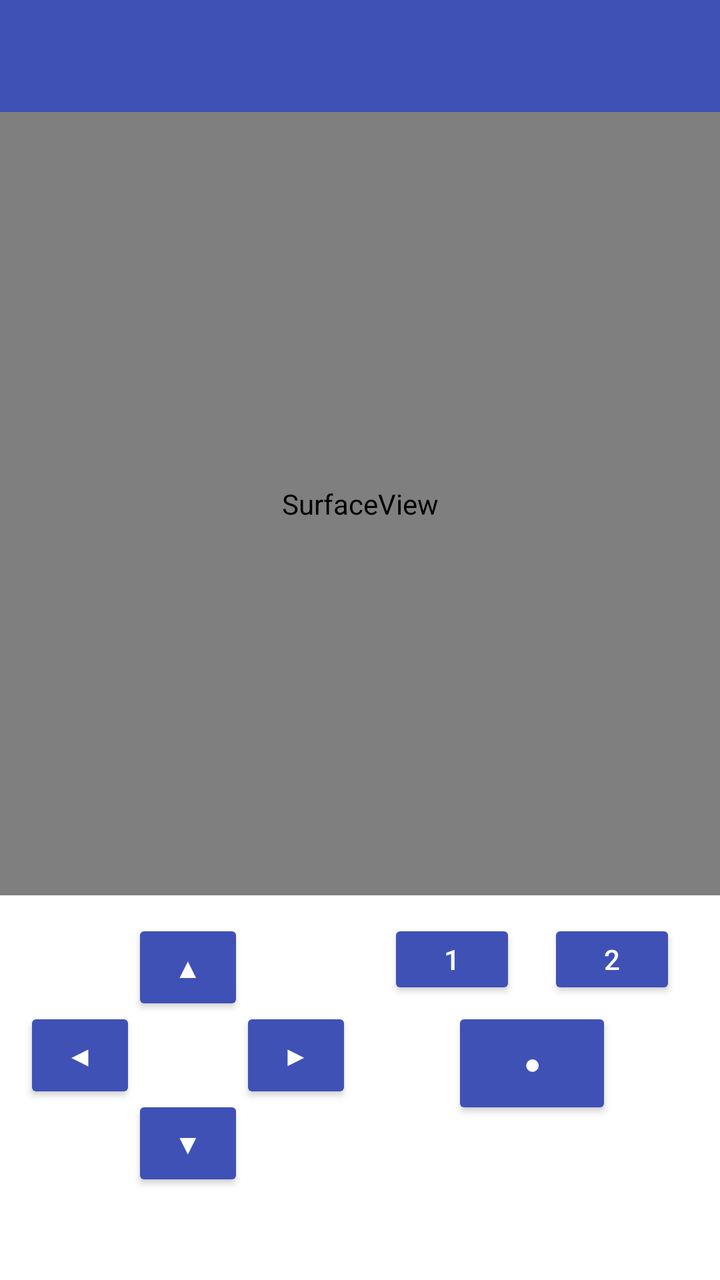
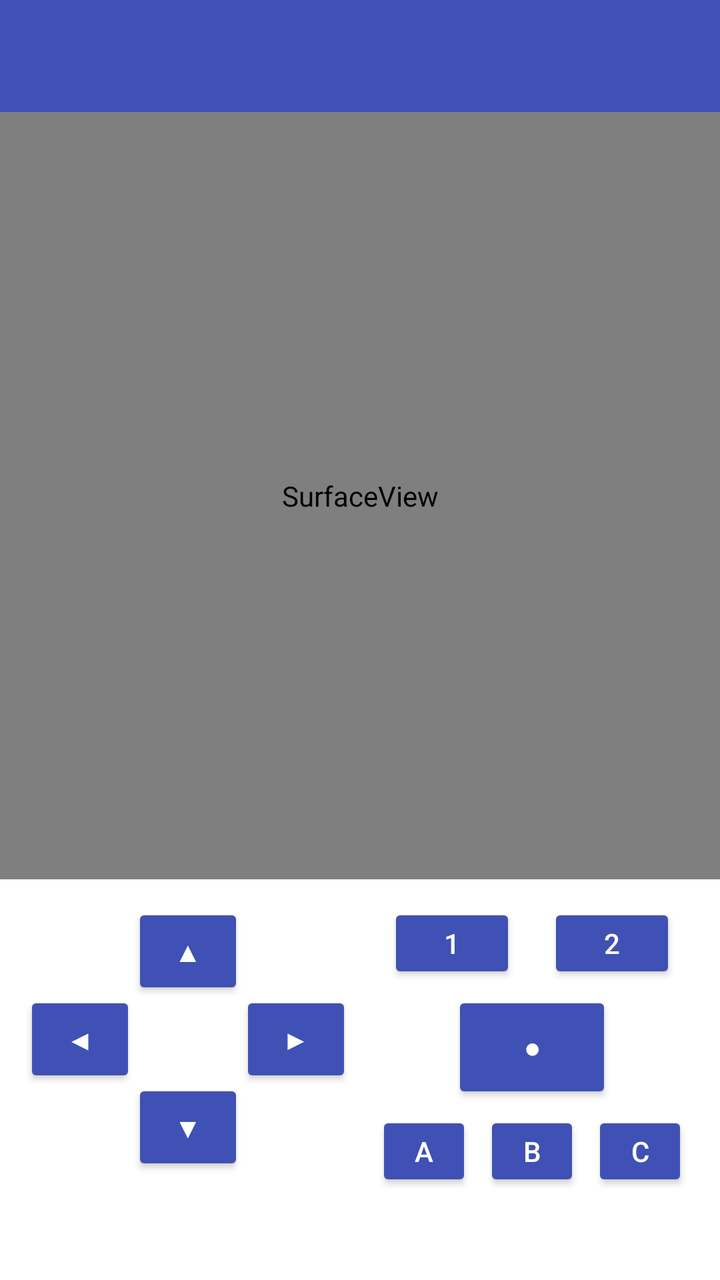

Before-and-after screenshots of an Android layout around one commit, followed by the original layout XML and the change that was made.
<!-- AndroidManifest.xml: application theme Theme.PocketHLE -->
<!-- res/layout/activity_game.xml -->
<?xml version="1.0" encoding="utf-8"?>
<LinearLayout
    xmlns:android="http://schemas.android.com/apk/res/android"
    xmlns:app="http://schemas.android.com/apk/res-auto"
    android:layout_width="match_parent"
    android:layout_height="match_parent"
    android:orientation="vertical">

    <androidx.appcompat.widget.Toolbar
        android:id="@+id/toolbar"
        android:layout_width="match_parent"
        android:layout_height="?attr/actionBarSize"
        android:background="?attr/colorPrimary"
        app:popupTheme="@style/ThemeOverlay.AppCompat.Light" />

    <FrameLayout
        android:layout_width="match_parent"
        android:layout_height="0dp"
        android:layout_weight="1"
        android:background="@android:color/black">

        <SurfaceView
            android:id="@+id/surface"
            android:layout_width="match_parent"
            android:layout_height="match_parent" />

        <ProgressBar
            android:id="@+id/progress"
            android:layout_width="wrap_content"
            android:layout_height="wrap_content"
            android:layout_gravity="center" />
    </FrameLayout>

    
    <LinearLayout
        android:layout_width="match_parent"
        android:layout_height="wrap_content"
        android:orientation="horizontal"
        android:padding="8dp">

        
        <FrameLayout
            android:layout_width="0dp"
            android:layout_height="wrap_content"
            android:layout_weight="1"
            android:minHeight="144dp"
            android:padding="4dp">

            <Button
                android:id="@+id/btn_up"
                style="?android:attr/buttonStyleSmall"
                android:layout_width="56dp"
                android:layout_height="48dp"
                android:layout_gravity="center_horizontal|top"
                android:contentDescription="@string/dpad_up"
                android:text="@string/dpad_up_glyph" />

            <Button
                android:id="@+id/btn_down"
                style="?android:attr/buttonStyleSmall"
                android:layout_width="56dp"
                android:layout_height="48dp"
                android:layout_gravity="center_horizontal|bottom"
                android:contentDescription="@string/dpad_down"
                android:text="@string/dpad_down_glyph" />

            <Button
                android:id="@+id/btn_left"
                style="?android:attr/buttonStyleSmall"
                android:layout_width="56dp"
                android:layout_height="48dp"
                android:layout_gravity="start|center_vertical"
                android:contentDescription="@string/dpad_left"
                android:text="@string/dpad_left_glyph" />

            <Button
                android:id="@+id/btn_right"
                style="?android:attr/buttonStyleSmall"
                android:layout_width="56dp"
                android:layout_height="48dp"
                android:layout_gravity="end|center_vertical"
                android:contentDescription="@string/dpad_right"
                android:text="@string/dpad_right_glyph" />
        </FrameLayout>

        
        <LinearLayout
            android:layout_width="0dp"
            android:layout_height="wrap_content"
            android:layout_weight="1"
            android:gravity="center"
            android:orientation="vertical"
            android:padding="4dp">

            <LinearLayout
                android:layout_width="match_parent"
                android:layout_height="wrap_content"
                android:gravity="center"
                android:orientation="horizontal">

                <Button
                    android:id="@+id/btn_soft1"
                    style="?android:attr/buttonStyleSmall"
                    android:layout_width="64dp"
                    android:layout_height="40dp"
                    android:layout_marginEnd="8dp"
                    android:text="@string/soft1_label" />

                <Button
                    android:id="@+id/btn_soft2"
                    style="?android:attr/buttonStyleSmall"
                    android:layout_width="64dp"
                    android:layout_height="40dp"
                    android:layout_marginStart="8dp"
                    android:text="@string/soft2_label" />
            </LinearLayout>

            <Button
                android:id="@+id/btn_action"
                style="?android:attr/buttonStyleSmall"
                android:layout_width="80dp"
                android:layout_height="56dp"
                android:layout_marginTop="4dp"
                android:contentDescription="@string/action_button"
                android:text="@string/action_button_glyph" />
        </LinearLayout>
    </LinearLayout>

    <TextView
        android:id="@+id/status"
        android:layout_width="match_parent"
        android:layout_height="wrap_content"
        android:background="?attr/colorSurface"
        android:fontFamily="monospace"
        android:maxLines="6"
        android:padding="8dp"
        android:scrollbars="vertical"
        android:textColor="?android:attr/textColorPrimary"
        android:textSize="12sp" />
</LinearLayout>
<!-- resources referenced by this layout -->
<resources>
  <string name="action_button">Action</string>
  <string name="action_button_glyph">●</string>
  <string name="dpad_down">D-pad down</string>
  <string name="dpad_down_glyph">▼</string>
  <string name="dpad_left">D-pad left</string>
  <string name="dpad_left_glyph">◀</string>
  <string name="dpad_right">D-pad right</string>
  <string name="dpad_right_glyph">▶</string>
  <string name="dpad_up">D-pad up</string>
  <string name="dpad_up_glyph">▲</string>
  <string name="soft1_label">1</string>
  <string name="soft2_label">2</string>
  <style name="Theme.PocketHLE" parent="Theme.MaterialComponents.DayNight.NoActionBar">
          <item name="colorPrimary">@color/primary</item>
          <item name="colorPrimaryVariant">@color/primary_dark</item>
          <item name="colorOnPrimary">#FFFFFF</item>
          <item name="colorSecondary">@color/accent</item>
          <item name="colorOnSecondary">#FFFFFF</item>
          <item name="android:statusBarColor" tools:targetApi="21">@color/primary_dark</item>
          <item name="android:windowBackground">?attr/colorSurface</item>
      </style>
  <color name="primary">#3F51B5</color>
  <color name="primary_dark">#303F9F</color>
  <color name="accent">#FF4081</color>
</resources>

<!-- the commit's change to res/layout/activity_game.xml (unified diff, before → after) -->
@@ -123,6 +123,38 @@
                 android:layout_marginTop="4dp"
                 android:contentDescription="@string/action_button"
                 android:text="@string/action_button_glyph" />
+
+            <LinearLayout
+                android:layout_width="match_parent"
+                android:layout_height="wrap_content"
+                android:layout_marginTop="4dp"
+                android:gravity="center"
+                android:orientation="horizontal">
+
+                <Button
+                    android:id="@+id/btn_a"
+                    style="?android:attr/buttonStyleSmall"
+                    android:layout_width="48dp"
+                    android:layout_height="40dp"
+                    android:layout_marginEnd="3dp"
+                    android:text="@string/key_a_label" />
+
+                <Button
+                    android:id="@+id/btn_b"
+                    style="?android:attr/buttonStyleSmall"
+                    android:layout_width="48dp"
+                    android:layout_height="40dp"
+                    android:layout_marginHorizontal="3dp"
+                    android:text="@string/key_b_label" />
+
+                <Button
+                    android:id="@+id/btn_c"
+                    style="?android:attr/buttonStyleSmall"
+                    android:layout_width="48dp"
+                    android:layout_height="40dp"
+                    android:layout_marginStart="3dp"
+                    android:text="@string/key_c_label" />
+            </LinearLayout>
         </LinearLayout>
     </LinearLayout>
 
<!-- resource entries referenced after the edit -->
@@ -10,6 +10,9 @@
   <string name="dpad_right_glyph">▶</string>
   <string name="dpad_up">D-pad up</string>
   <string name="dpad_up_glyph">▲</string>
+  <string name="key_a_label">A</string>
+  <string name="key_b_label">B</string>
+  <string name="key_c_label">C</string>
   <string name="soft1_label">1</string>
   <string name="soft2_label">2</string>
   <style name="Theme.PocketHLE" parent="Theme.MaterialComponents.DayNight.NoActionBar">
